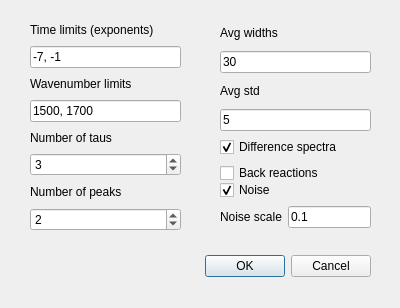
Old version of the form gui/dialog_dgen.ui in the repository deef128/trtoolbox.
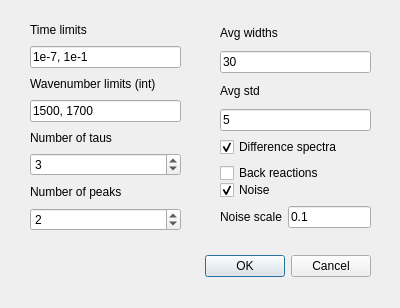
New version of the form.

Diff of the .ui file:
```diff
--- a/gui/dialog_dgen.ui
+++ b/gui/dialog_dgen.ui
@@ -42,21 +42,21 @@
     <item>
      <widget class="QLabel" name="label">
       <property name="text">
-       <string>Time limits (exponents)</string>
+       <string>Time limits</string>
       </property>
      </widget>
     </item>
     <item>
      <widget class="QLineEdit" name="txt_time">
       <property name="text">
-       <string>-7, -1</string>
+       <string>1e-7, 1e-1</string>
       </property>
      </widget>
     </item>
     <item>
      <widget class="QLabel" name="label_2">
       <property name="text">
-       <string>Wavenumber limits</string>
+       <string>Wavenumber limits (int)</string>
       </property>
      </widget>
     </item>
```
